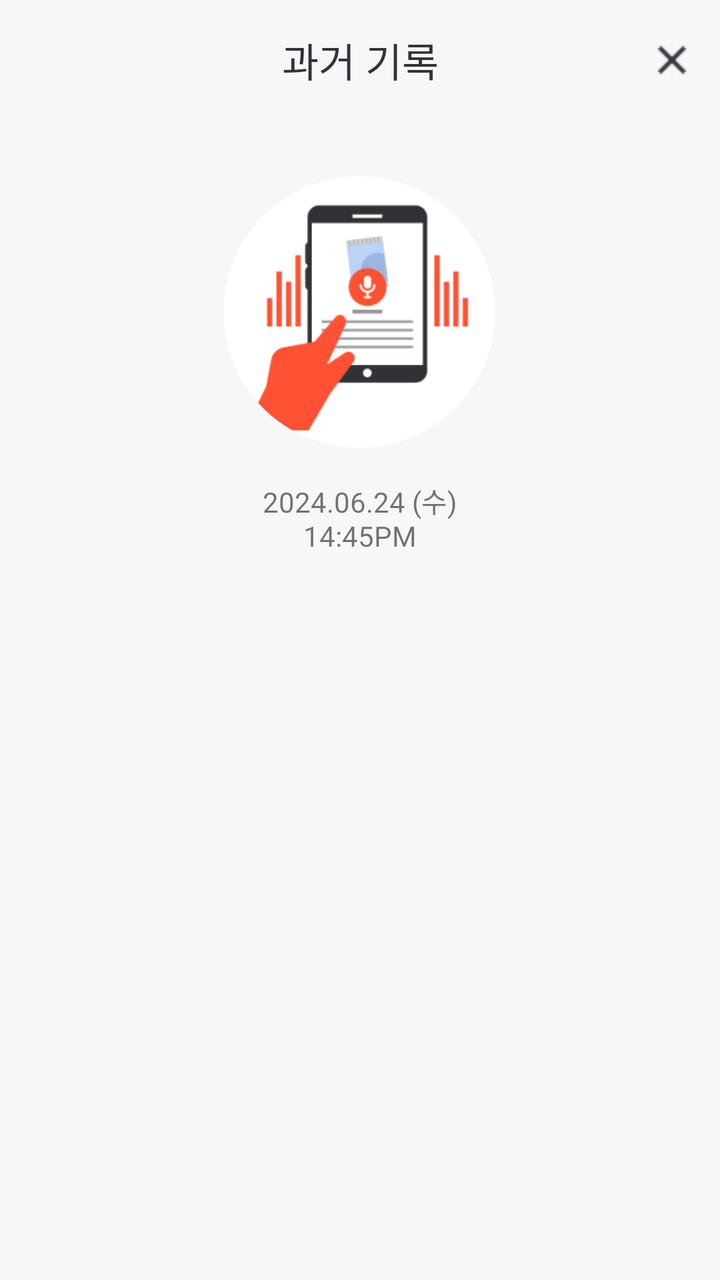
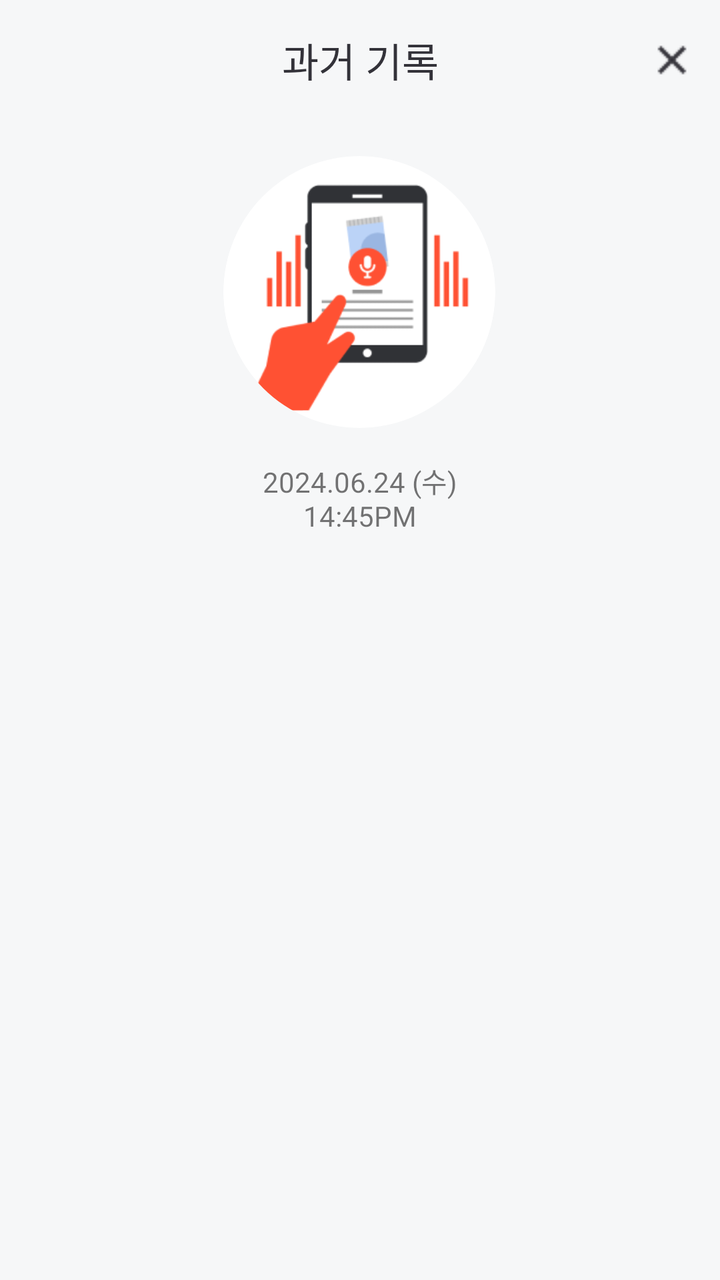

Screens rendered from an Android XML layout before and after an edit, with the pre-edit source and the edit as a unified diff.
<!-- AndroidManifest.xml: application theme Theme.BeYourEyes -->
<!-- res/layout/activity_past_detail.xml -->
<androidx.constraintlayout.widget.ConstraintLayout
    xmlns:android="http://schemas.android.com/apk/res/android"
    xmlns:tools="http://schemas.android.com/tools"
    xmlns:app="http://schemas.android.com/apk/res-auto"
    android:layout_width="match_parent"
    android:layout_height="match_parent"
    android:background="@color/gray_50"
    tools:context=".PastDetailActivity">

    <androidx.appcompat.widget.Toolbar
        android:id="@+id/toolbar"
        android:layout_width="match_parent"
        android:layout_height="60dp"
        android:background="@color/gray_50"
        app:contentInsetEnd="0dp"
        app:contentInsetStart="0dp"
        app:layout_constraintEnd_toEndOf="parent"
        app:layout_constraintStart_toStartOf="parent"
        app:layout_constraintTop_toTopOf="parent">


        <ImageButton
            android:id="@+id/back"
            android:layout_width="wrap_content"
            android:layout_height="wrap_content"
            android:layout_gravity="right"
            android:background="?android:attr/selectableItemBackground"
            android:contentDescription="뒤로가기"
            android:padding="12dp"
            android:src="@drawable/close"
            app:tint="@color/gray_950" />

        
        <TextView
            android:id="@+id/title"
            android:layout_width="wrap_content"
            android:layout_height="wrap_content"
            android:layout_gravity="center"
            android:text="과거 기록"
            android:textAppearance="@style/ToolBarTitleStyle"
            android:textColor="@color/gray_950" />
    </androidx.appcompat.widget.Toolbar>

    <ImageView
        android:id="@+id/imageView6"
        android:layout_width="136dp"
        android:layout_height="136dp"
        android:layout_marginTop="28dp"
        app:layout_constraintEnd_toEndOf="parent"
        android:background="@drawable/round_shape"
        android:src="@drawable/onboarding2"
        android:scaleType="centerCrop"
        android:clipToOutline="true"
        app:layout_constraintHorizontal_bias="0.498"
        app:layout_constraintStart_toStartOf="parent"
        app:layout_constraintTop_toBottomOf="@+id/toolbar">

    </ImageView>

    <TextView
        android:layout_width="103dp"
        android:layout_height="wrap_content"
        android:layout_marginTop="16dp"
        android:textAlignment="center"
        android:text="2024.06.24 (수)\n14:45PM"
        app:layout_constraintEnd_toEndOf="parent"
        app:layout_constraintStart_toStartOf="parent"
        app:layout_constraintTop_toBottomOf="@+id/imageView6">

    </TextView>


</androidx.constraintlayout.widget.ConstraintLayout>
<!-- resources referenced by this layout -->
<resources>
  <color name="gray_50">#F6F7F8</color>
  <color name="gray_950">#333239</color>
  <!-- drawable close: png bitmap (drawable, 319 bytes) -->
  <!-- drawable onboarding2: png bitmap (drawable, 7289 bytes) -->
  <!-- drawable round_shape (drawable) -->
  <?xml version="1.0" encoding="utf-8"?>
  <shape xmlns:android="http://schemas.android.com/apk/res/android"
      android:shape="oval">
      <size android:width="136dp" android:height="136dp"/>
      <solid android:color="@color/white"/> 
  </shape>
  <style name="ToolBarTitleStyle">
          <item name="android:fontFamily">@font/wanted_sans_extra_bold</item>
          <item name="android:textSize">20sp</item>
      </style>
  <style name="Theme.BeYourEyes" parent="Theme.MaterialComponents.Light.NoActionBar">
          
          <item name="colorPrimary">@color/purple_500</item>
          <item name="colorPrimaryVariant">@color/purple_700</item>
          <item name="colorOnPrimary">@color/white</item>
          
          <item name="colorSecondary">@color/teal_200</item>
          <item name="colorSecondaryVariant">@color/teal_700</item>
          <item name="colorOnSecondary">@color/black</item>
          
          <item name="android:statusBarColor">?attr/colorPrimaryVariant</item>
          
      </style>
  <color name="white">#FFFFFFFF</color>
  <color name="purple_500">#FF6200EE</color>
  <color name="purple_700">#FF3700B3</color>
  <color name="teal_200">#FF03DAC5</color>
  <color name="teal_700">#FF018786</color>
  <color name="black">#FF000000</color>
</resources>

<!-- the commit's change to res/layout/activity_past_detail.xml (unified diff, before → after) -->
@@ -45,7 +45,7 @@
         android:id="@+id/imageView6"
         android:layout_width="136dp"
         android:layout_height="136dp"
-        android:layout_marginTop="28dp"
+        android:layout_marginTop="18dp"
         app:layout_constraintEnd_toEndOf="parent"
         android:background="@drawable/round_shape"
         android:src="@drawable/onboarding2"
